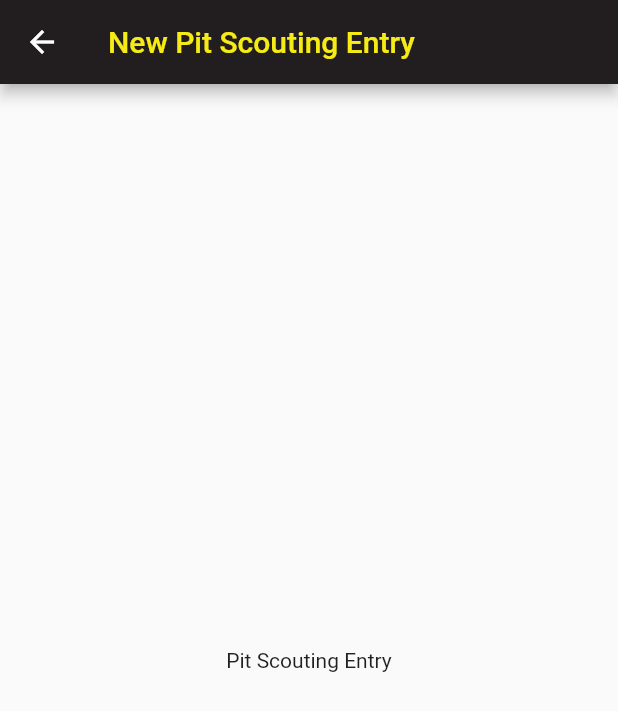
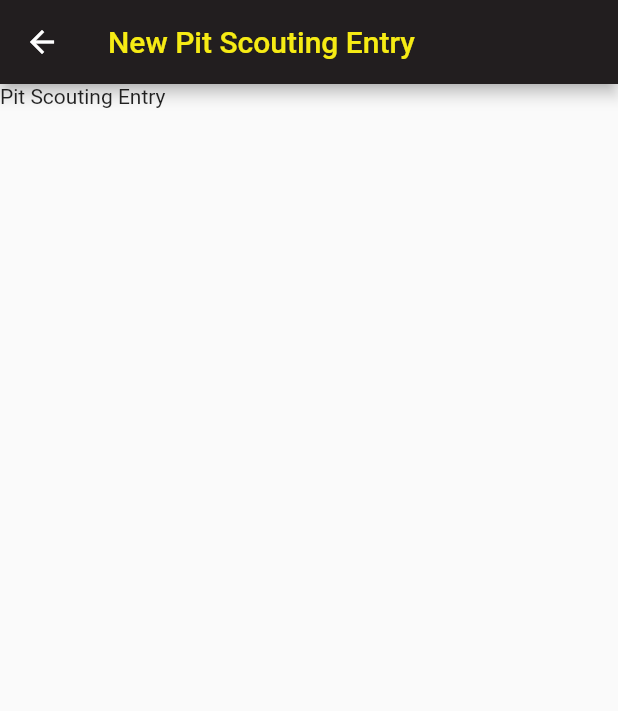
Before and after one commit to samp42/TechScout2023, a Flutter app: the PitScoutingEntry screen opened directly, on a phone screen of 412 x 824 dp. Shown: the top 711 px of the screen. Run offline on Flutter 3.47's test engine with Material 2 defaults, Android fonts, the phone set to English and light mode, and no system bars.

Commit message:
push for rodrigo, including new branch

```diff
--- a/Scout/lib/views/pit_scouting/pit_scouting_entry.dart
+++ b/Scout/lib/views/pit_scouting/pit_scouting_entry.dart
@@ -13,9 +13,14 @@ class PitScoutingEntry extends StatelessWidget {
           style: TextStyle(color: yellowT4K),
         ),
       ),
-      body: const Center(
-        child: Text('Pit Scouting Entry'),
+
+      body:  Container(
+        child: Text(
+            'Pit Scouting Entry',
+           textAlign: TextAlign.left),
+
       ),
+        //resizeToAvoidBottomInset : false; // the scaffold is not going to resize when open keyboard
     );
   }
 }
```
